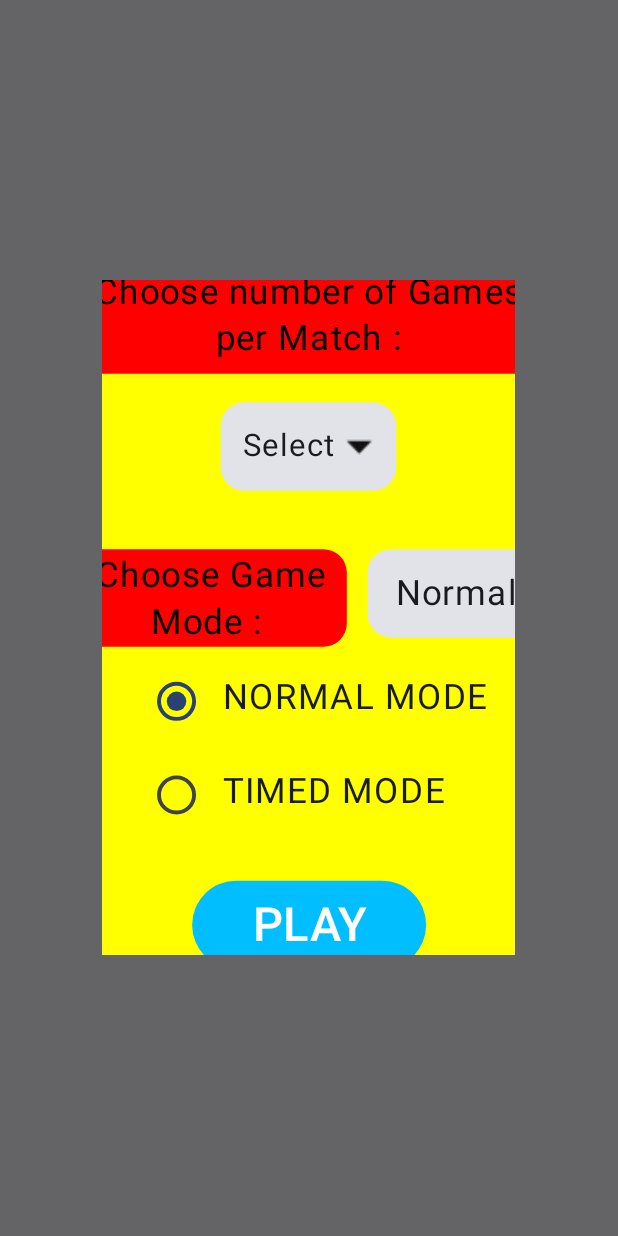
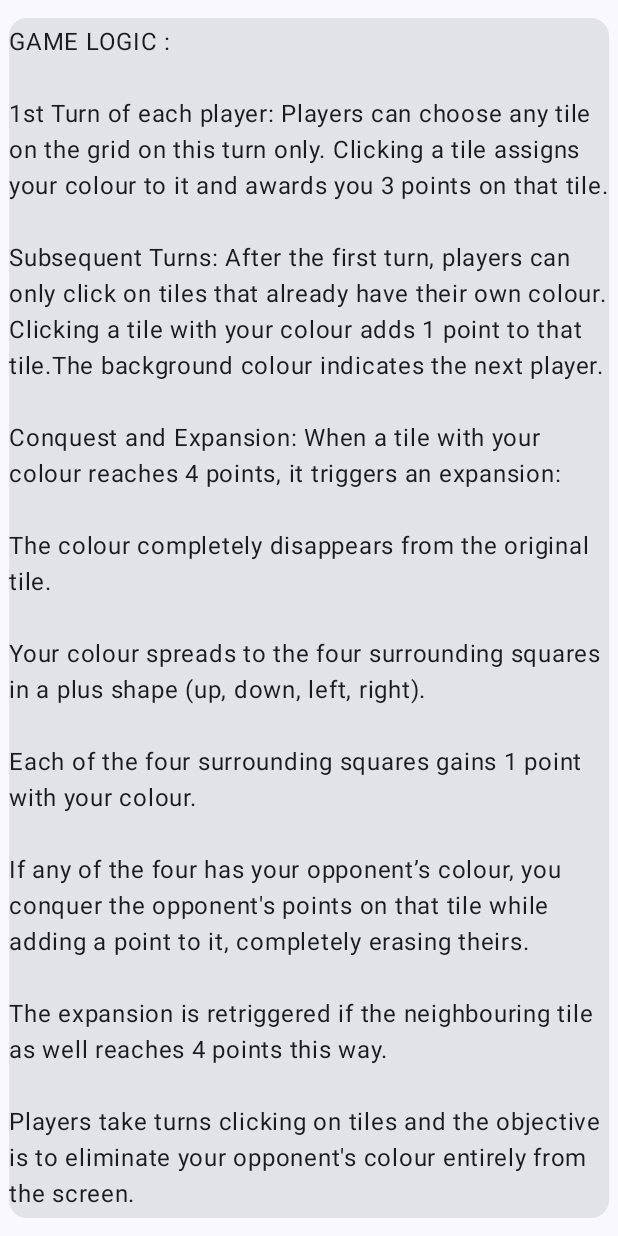
Before and after one commit to brucewaynegotham007/TASK_1_DELTA_SRIMAN_106123127_hacker_plus_plus_mode_latest, an Android app built with Jetpack Compose: the rulesPage screen opened through its navigation route, on a phone screen of 412 x 824 dp. Run offline under Robolectric (Android 15) with nearby library versions, the phone set to English and light mode, and no system bars.

Commit message:
minor fixes

```diff
--- a/app/src/main/java/com/example/hacker_plus_plus_mode/MainActivity.kt
+++ b/app/src/main/java/com/example/hacker_plus_plus_mode/MainActivity.kt
@@ -1157,143 +1157,25 @@ fun MyTextField() {
 @OptIn(ExperimentalMaterial3Api::class)
 @Composable
 fun rulesPage(navController: NavController) {
-    val modeSelector = remember { mutableStateOf("Normal") }
-
-    AlertDialog(
-        onDismissRequest = { /*TODO*/ },
-        modifier = Modifier.size(width = 275.dp, height = 450.dp)
+    Column(modifier = Modifier.fillMaxSize(),
+        horizontalAlignment = Alignment.CenterHorizontally,
+        verticalArrangement = Arrangement.Center
     ) {
-        Card(
-            modifier = Modifier
-                .fillMaxSize()
-                .scale(1.3f),
-            colors = CardDefaults.cardColors(containerColor = Color.Yellow),
-        ) {
-            Spacer(modifier = Modifier.padding(20.dp))
-            Card(
-                onClick = { /*TODO*/ },
-                modifier = Modifier
-                    .fillMaxWidth()
-                    .padding(horizontal = 20.dp)
-                    .size(200.dp, 60.dp),
-                colors = CardDefaults.cardColors(
-                    containerColor = Color.Red,
-                    contentColor = Color.Black
-                )
+        Card(modifier = Modifier.size(400.dp,800.dp)) {
+            Column(modifier = Modifier.fillMaxSize(),
+                horizontalAlignment = Alignment.CenterHorizontally,
+                verticalArrangement = Arrangement.Center
             ) {
-                Column(modifier = Modifier.fillMaxSize(),
-                    horizontalAlignment = Alignment.CenterHorizontally,
-                    verticalArrangement = Arrangement.Center
-                ) {
-                    Text(text = "Choose number of Games per Match :", fontSize = 18.sp , textAlign = TextAlign.Center)
-                }
-            }
-            Spacer(modifier = Modifier.padding(7.dp))
-            Column(modifier = Modifier.fillMaxWidth(),
-                verticalArrangement = Arrangement.Center,
-                horizontalAlignment = Alignment.CenterHorizontally
-            ) {
-                noOfGamesInCurrentMatch()
-            }
-            Spacer(modifier = Modifier.padding(top = 30.dp))
-            Column(
-                modifier = Modifier.fillMaxSize(),
-                horizontalAlignment = Alignment.CenterHorizontally
-            ) {
-                Row() {
-                    Card(
-                        onClick = { /*TODO*/ },
-                        modifier = Modifier
-                            .padding(start = 0.dp)
-                            .size(140.dp, 50.dp),
-                        colors = CardDefaults.cardColors(
-                            containerColor = Color.Red,
-                            contentColor = Color.Black
-                        )
-                    ) {
-                        Column(
-                            modifier = Modifier.fillMaxSize(),
-                            horizontalAlignment = Alignment.CenterHorizontally,
-                            verticalArrangement = Arrangement.Center
-
-                        ) {
-                            Text(
-                                text = "Choose Game Mode : ",
-                                fontSize = 18.sp,
-                                textAlign = TextAlign.Center
-                            )
-                        }
-                    }
-                    Spacer(modifier = Modifier.padding(5.dp))
-                    Card(
-                        modifier = Modifier.size(90.dp, 45.dp)
-                    ) {
-                        Column(
-                            modifier = Modifier.fillMaxSize(),
-                            horizontalAlignment = Alignment.CenterHorizontally,
-                            verticalArrangement = Arrangement.Center
-                        ) {
-                            Text(
-                                text = modeSelector.value,
-                                fontSize = 18.sp,
-                                textAlign = TextAlign.Center
-                            )
-                        }
-                    }
-                }
-                Spacer(modifier = Modifier.padding(2.dp))
-
-                val selectedNormal = remember { mutableStateOf(true) }
-                val selectedTimed = remember { mutableStateOf(false) }
-
-                Column() {
-                    Row() {
-                        RadioButton(selected = selectedNormal.value,
-                            onClick = {
-                                selectedNormal.value = true
-                                selectedTimed.value = false
-                                modeSelector.value = "Normal"
-                            }
-                        )
-                        Text(
-                            text = "NORMAL MODE",
-                            fontSize = 18.sp,
-                            modifier = Modifier.padding(top = 10.dp)
-                        )
-                    }
-                    Row() {
-                        RadioButton(selected = selectedTimed.value,
-                            onClick = {
-                                selectedTimed.value = true
-                                selectedNormal.value = false
-                                modeSelector.value = "Timed"
-                            }
-                        )
-                        Text(
-                            text = "TIMED MODE",
-                            fontSize = 18.sp,
-                            modifier = Modifier.padding(top = 10.dp)
-                        )
-                    }
-                }
-                Spacer(modifier = Modifier.padding(10.dp))
-                Button(
-                    onClick = {
-                        if(modeSelector.value == "Normal") {
-                            navController.navigate("secondscreen")
-                        }
-                        else {
-                            navController.navigate("secondPageForTimedMode")
-                        }
-                    },
-                    colors = ButtonDefaults.buttonColors(
-                        containerColor = Color(0, 190, 255),
-                        contentColor = Color.White
-                    ),
-                    modifier = Modifier.size(width = 120.dp, height = 45.dp)
-                ) {
-                    Text(text = "PLAY", fontSize = 24.sp, textAlign = TextAlign.Center)
-                }
+                Text("GAME LOGIC : \n\n" +
+                        "1st Turn of each player: Players can choose any tile on the grid on this turn only. Clicking a tile assigns your colour to it and awards you 3 points on that tile.\n" + "\n" +
+                        "Subsequent Turns: After the first turn, players can only click on tiles that already have their own colour. Clicking a tile with your colour adds 1 point to that tile.The background colour indicates the next player.\n" + "\n" +
+                        "Conquest and Expansion: When a tile with your colour reaches 4 points, it triggers an expansion:\n" + "\n" +
+                        "The colour completely disappears from the original tile.\n" + "\n" +
+                        "Your colour spreads to the four surrounding squares in a plus shape (up, down, left, right).\n" + "\n" +
+                        "Each of the four surrounding squares gains 1 point with your colour.\n" + "\n" +
+                        "If any of the four has your opponent’s colour, you conquer the opponent's points on that tile while adding a point to it, completely erasing theirs.\n" + "\n" +
+                        "The expansion is retriggered if the neighbouring tile as well reaches 4 points this way.\n" + "\n" +
+                        "Players take turns clicking on tiles and the objective is to eliminate your opponent's colour entirely from the screen.")
             }
         }
     }
@@ -1709,7 +1591,36 @@ fun trackingResult(eachPlayerVal: MutableState<MutableList<Int>>) {
         if(hasSomeoneWonTheMatch.value[y]) {
             thisPlayerWonTheMatch.value = true
             whoWonTheMatch.value = y.toString()
+            var hello : String = ""
+            if (whoWonTheMatch.value == "0") {
+                hello = firstBoxVal.value
+            }
+            else if(whoWonTheMatch.value == "1") {
+                hello = secondBoxVal.value
+            }
+            else if(whoWonTheMatch.value == "2") {
+                hello = thirdBoxVal.value
+            }
+            else if(whoWonTheMatch.value == "3") {
+                hello = fourthBoxVal.value
+            }
+            else if(whoWonTheMatch.value == "4") {
+                hello = fifthBoxVal.value
+            }
+            else if(whoWonTheMatch.value == "5") {
+                hello = sixthBoxVal.value
+            }
+            else if(whoWonTheMatch.value == "6") {
+                hello = seventhBoxVal.value
+            }
+            else if(whoWonTheMatch.value == "7") {
+                hello = eighthBoxVal.value
+            }
+            else {
+                hello = "NONE"
+            }
             valueOfWinnerOfMatch.value = eachPlayerVal.value[y]
+            whoWonTheMatch.value = hello
             break
         }
         else {
@@ -1753,7 +1664,7 @@ fun result(navController: NavController,
                             contentColor = Color.Black
                         )
                     ) {
-                        Text(text = "playerWon" , fontSize = 18.sp)
+                        Text(text = whoWonTheMatch.value , fontSize = 18.sp)
                     }
                     Column(modifier = Modifier.size(150.dp,150.dp)) {
                         Image(
@@ -1816,10 +1727,32 @@ fun managingPersistentDisplay(sharedPreferences: SharedPreferences) {
         var winner: Char = temp.last()
         temp = temp.dropLast(1)
         savedItems.add(temp)
-        if (winner == 'r') {
+        if (winner == '0') {
             savedPlayers.add(firstBoxVal.value)
-        } else {
+        }
+        else if(winner == '1') {
             savedPlayers.add(secondBoxVal.value)
+        }
+        else if(winner == '2') {
+            savedPlayers.add(thirdBoxVal.value)
+        }
+        else if(winner == '3') {
+            savedPlayers.add(fourthBoxVal.value)
+        }
+        else if(winner == '4') {
+            savedPlayers.add(fifthBoxVal.value)
+        }
+        else if(winner == '5') {
+            savedPlayers.add(sixthBoxVal.value)
+        }
+        else if(winner == '6') {
+            savedPlayers.add(seventhBoxVal.value)
+        }
+        else if(winner == '7') {
+            savedPlayers.add(eighthBoxVal.value)
+        }
+        else {
+            savedPlayers.add("NONE")
         }
     }
 }
```
Also changed, not shown: app/src/main/java/com/example/hacker_plus_plus_mode/Normal mode.kt (+30 -2 lines), app/src/main/java/com/example/hacker_plus_plus_mode/Timed mode.kt (+29 -1 lines).
